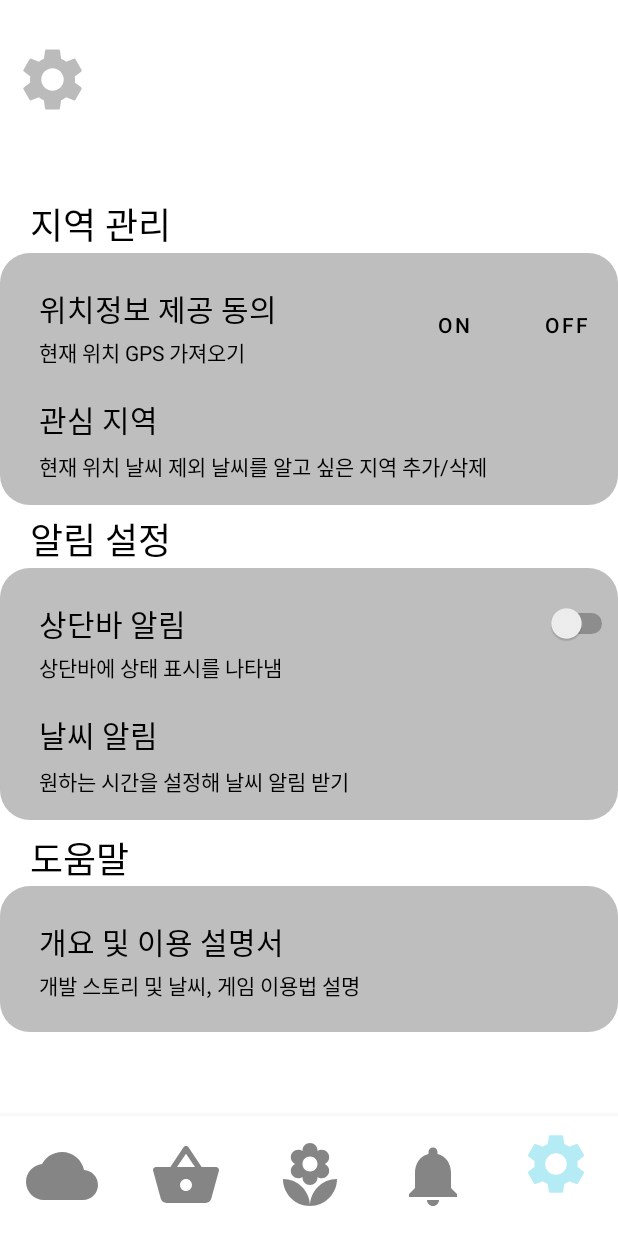
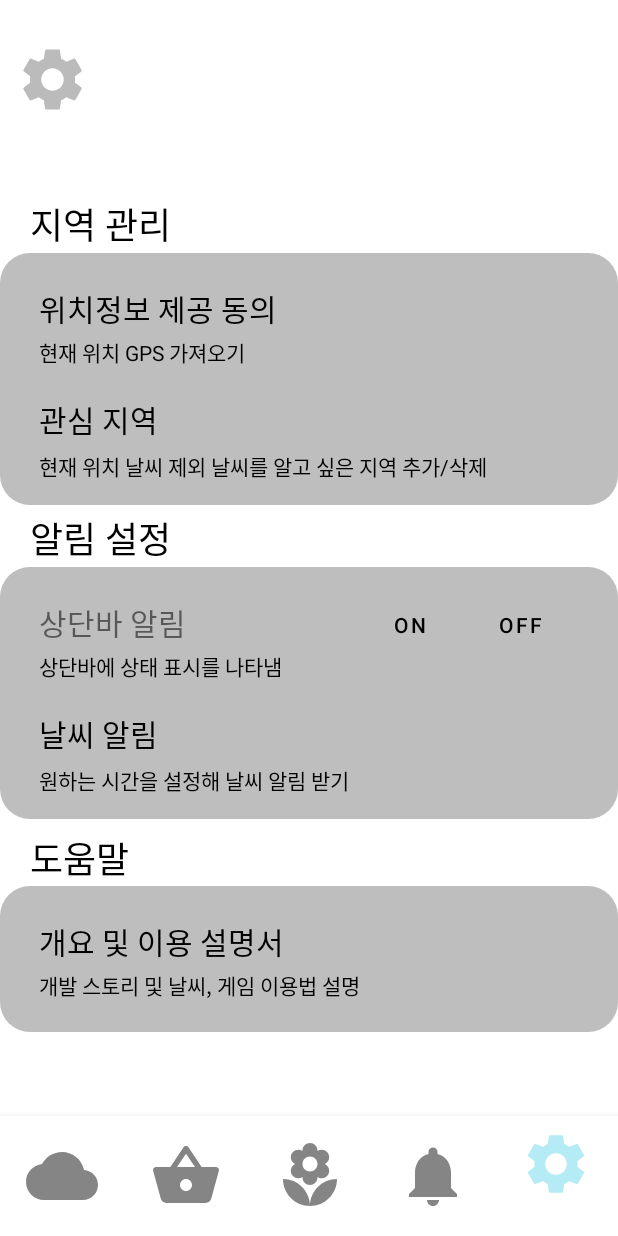
Before and after one commit to plutslet0316/WeatherGarden, an Android app: the screen it shows after launch (MainActivity), item 5 of the bottom bar chosen, on a phone screen of 412 x 824 dp. Run offline under Robolectric (Android 15) with nearby library versions, the phone set to English and light mode, and no system bars; 12 statements that could not run were skipped.

Commit message:
리펙토링: 설정 레이아웃 위치 조정 및 스플레시 수정

```diff
--- a/WeatherGarden/app/src/main/java/com/example/weathergarden/settingsFragment.java
+++ b/WeatherGarden/app/src/main/java/com/example/weathergarden/settingsFragment.java
@@ -20,7 +20,7 @@ import androidx.fragment.app.Fragment;
  * create an instance of this fragment.
  */
 public class settingsFragment extends Fragment implements View.OnClickListener {
-    private Switch not_swi;
+    //private Switch not_swi;
     private TextView loc_set, loc_tit, loc_swi_sma, loc_int, loc_int_sma, not_tit, not_swi_sma,
             not_wea, not_wea_sma, gui_tit, gui_menu, gui_sma;
     private ImageView set_icon;
@@ -42,14 +42,14 @@ public class settingsFragment extends Fragment implements View.OnClickListener {
         loc_int = view.findViewById(R.id.local_interest);
         loc_int_sma = view.findViewById(R.id.local_interest_small);
         not_tit = view.findViewById(R.id.noti_title);
-        not_swi_sma = view.findViewById(R.id.noti_switch_small);
+        //not_swi_sma = view.findViewById(R.id.noti_switch_small);
         not_wea = view.findViewById(R.id.noti_weather);
         not_wea_sma = view.findViewById(R.id.noti_weather_small);
         gui_tit = view.findViewById(R.id.guide_title);
         gui_menu = view.findViewById(R.id.guide_menu);
         gui_sma = view.findViewById(R.id.guide_small);
 
-        not_swi = view.findViewById(R.id.noti_switch);
+        //not_swi = view.findViewById(R.id.noti_switch);
 
         set_icon = view.findViewById(R.id.setting_icon);
 
--- a/WeatherGarden/app/src/main/res/layout/activity_splash_test.xml
+++ b/WeatherGarden/app/src/main/res/layout/activity_splash_test.xml
@@ -10,7 +10,7 @@
         android:layout_width="wrap_content"
         android:layout_height="wrap_content"
         android:textSize="24dp"
-        android:text="로딩 테스트"
+        android:text=""
         app:layout_constraintBottom_toBottomOf="parent"
         app:layout_constraintEnd_toEndOf="parent"
         app:layout_constraintStart_toStartOf="parent"
--- a/WeatherGarden/app/src/main/res/layout/fragment_settings.xml
+++ b/WeatherGarden/app/src/main/res/layout/fragment_settings.xml
@@ -86,33 +86,7 @@
         android:textColor="@color/black"
         android:textSize="14dp" />
 
-    <Button
-        android:id="@+id/noti_on"
-        android:layout_width="wrap_content"
-        android:layout_height="40dp"
-        android:layout_alignTop="@+id/local_box"
-        android:layout_alignParentEnd="true"
-        android:layout_marginTop="28dp"
-        android:layout_marginEnd="66dp"
-        android:background="#00ff0000"
-        android:text="ON"
-        android:textAlignment="center"
-        android:textColor="@color/black"
-        android:textSize="14dp" />
 
-    <Button
-        android:id="@+id/noti_off"
-        android:layout_width="wrap_content"
-        android:layout_height="40dp"
-        android:layout_alignTop="@+id/local_box"
-        android:layout_alignParentEnd="true"
-        android:layout_marginTop="28dp"
-        android:layout_marginEnd="-9dp"
-        android:background="#00ff0000"
-        android:text="OFF"
-        android:textAlignment="center"
-        android:textColor="@color/black"
-        android:textSize="14dp" />
 
     <View
         android:id="@+id/local_line"
@@ -160,7 +134,7 @@
         android:layout_marginLeft="60dp"
         android:layout_marginEnd="0dp"
         android:layout_marginRight="120dp"
-        android:layout_marginBottom="277dp"
+        android:layout_marginBottom="278dp"
         android:background="@drawable/bg_settings"
         android:textColor="#ffffff" />
 
@@ -176,7 +150,7 @@
         android:textColor="@color/black"
         android:textSize="24dp" />
 
-    <Switch
+    <TextView
         android:id="@+id/noti_switch"
         android:layout_width="423dp"
         android:layout_height="wrap_content"
@@ -198,6 +172,34 @@
         android:layout_marginStart="26dp"
         android:layout_marginTop="55dp"
         android:text="상단바에 상태 표시를 나타냄"
+        android:textColor="@color/black"
+        android:textSize="14dp" />
+
+    <Button
+        android:id="@+id/noti_off"
+        android:layout_width="wrap_content"
+        android:layout_height="40dp"
+        android:layout_alignTop="@+id/noti_switch"
+        android:layout_alignParentEnd="true"
+        android:layout_marginTop="-3dp"
+        android:layout_marginEnd="21dp"
+        android:background="#00ff0000"
+        android:text="OFF"
+        android:textAlignment="center"
+        android:textColor="@color/black"
+        android:textSize="14dp" />
+
+    <Button
+        android:id="@+id/noti_on"
+        android:layout_width="wrap_content"
+        android:layout_height="40dp"
+        android:layout_alignTop="@+id/noti_switch"
+        android:layout_alignParentEnd="true"
+        android:layout_marginTop="-3dp"
+        android:layout_marginEnd="95dp"
+        android:background="#00ff0000"
+        android:text="ON"
+        android:textAlignment="center"
         android:textColor="@color/black"
         android:textSize="14dp" />
 
```
Also changed, not shown: WeatherGarden/app/src/main/java/com/example/weathergarden/MyService.java (+34 -2 lines).
